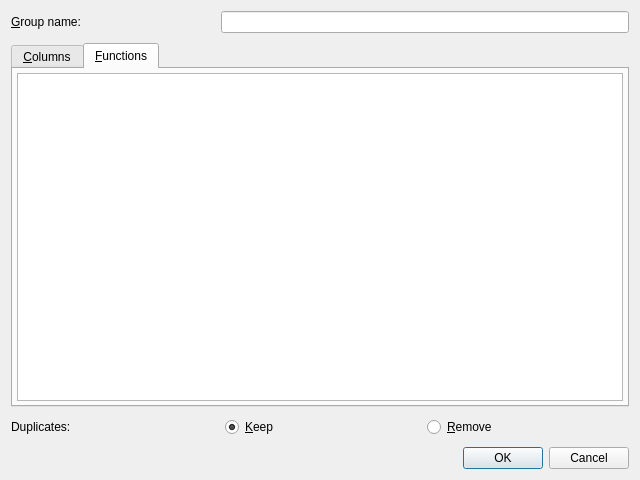
Qt form coquery/gui/ui/groupDialog.ui (gkunter/coquery) before a commit.
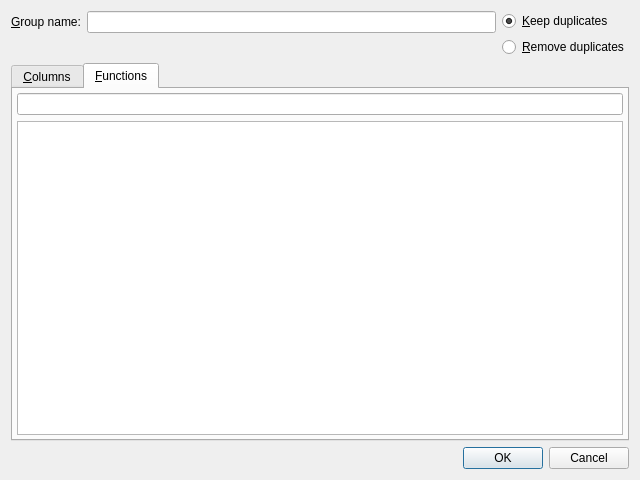
The same form after that commit. The open tabs and pages were chosen to show the change. Custom widgets are drawn as their Qt base class.

Commit message: Add search field

The edit to the form file:
```diff
--- a/coquery/gui/ui/groupDialog.ui
+++ b/coquery/gui/ui/groupDialog.ui
@@ -13,18 +13,7 @@
   <property name="windowTitle">
    <string>Add a group – Coquery</string>
   </property>
-  <layout class="QVBoxLayout" name="verticalLayout_3">
-   <item>
-    <layout class="QGridLayout" name="gridLayout" columnstretch="1,2">
-     <property name="horizontalSpacing">
-      <number>-1</number>
-     </property>
-     <property name="verticalSpacing">
-      <number>10</number>
-     </property>
-     <property name="bottomMargin">
-      <number>0</number>
-     </property>
+  <layout class="QGridLayout" name="gridLayout">
      <item row="0" column="0">
       <widget class="QLabel" name="label">
        <property name="text">
@@ -42,22 +31,12 @@
        </property>
       </widget>
      </item>
-     <item row="2" column="0">
-      <widget class="QLabel" name="label_duplicates">
-       <property name="text">
-        <string>Duplicates:</string>
-       </property>
-      </widget>
-     </item>
-     <item row="2" column="1">
-      <layout class="QHBoxLayout" name="horizontalLayout">
-       <property name="leftMargin">
-        <number>4</number>
-       </property>
+   <item row="0" column="2" rowspan="2">
+    <layout class="QVBoxLayout" name="verticalLayout_3">
        <item>
         <widget class="QRadioButton" name="radio_keep_duplicates">
          <property name="text">
-          <string>&amp;Keep</string>
+        <string>&amp;Keep duplicates</string>
          </property>
          <property name="checked">
           <bool>true</bool>
@@ -67,23 +46,13 @@
        <item>
         <widget class="QRadioButton" name="radio_remove_duplicates">
          <property name="text">
-          <string>&amp;Remove</string>
+        <string>&amp;Remove duplicates</string>
          </property>
         </widget>
        </item>
       </layout>
      </item>
-     <item row="3" column="0" colspan="2">
-      <widget class="QDialogButtonBox" name="buttonBox">
-       <property name="orientation">
-        <enum>Qt::Horizontal</enum>
-       </property>
-       <property name="standardButtons">
-        <set>QDialogButtonBox::Cancel|QDialogButtonBox::Ok</set>
-       </property>
-      </widget>
-     </item>
-     <item row="1" column="0" colspan="2">
+   <item row="2" column="0" colspan="3">
       <widget class="QTabWidget" name="tabWidget">
        <property name="currentIndex">
         <number>0</number>
@@ -105,10 +74,13 @@
         <attribute name="title">
          <string>&amp;Functions</string>
         </attribute>
-        <layout class="QHBoxLayout" name="horizontalLayout_2">
+      <layout class="QVBoxLayout" name="layout_functions">
          <property name="margin">
           <number>4</number>
          </property>
+       <item>
+        <widget class="CoqSearchLine" name="lineEdit"/>
+       </item>
          <item>
           <widget class="CoqLinkedLists" name="linked_functions">
            <property name="editTriggers">
@@ -123,7 +95,15 @@
        </widget>
       </widget>
      </item>
-    </layout>
+   <item row="3" column="0" colspan="3">
+    <widget class="QDialogButtonBox" name="buttonBox">
+     <property name="orientation">
+      <enum>Qt::Horizontal</enum>
+     </property>
+     <property name="standardButtons">
+      <set>QDialogButtonBox::Cancel|QDialogButtonBox::Ok</set>
+     </property>
+    </widget>
    </item>
   </layout>
  </widget>
@@ -138,6 +118,11 @@
    <extends>QListView</extends>
    <header>..linkedlists</header>
   </customwidget>
+  <customwidget>
+   <class>CoqSearchLine</class>
+   <extends>QLineEdit</extends>
+   <header>..searchline</header>
+  </customwidget>
  </customwidgets>
  <tabstops>
   <tabstop>widget_selection</tabstop>
```
Left out of the diff: 1 changed line with no effect on the pictures. Lines whose indentation alone changed are shown as unchanged. The commit also changes 1 other file.
